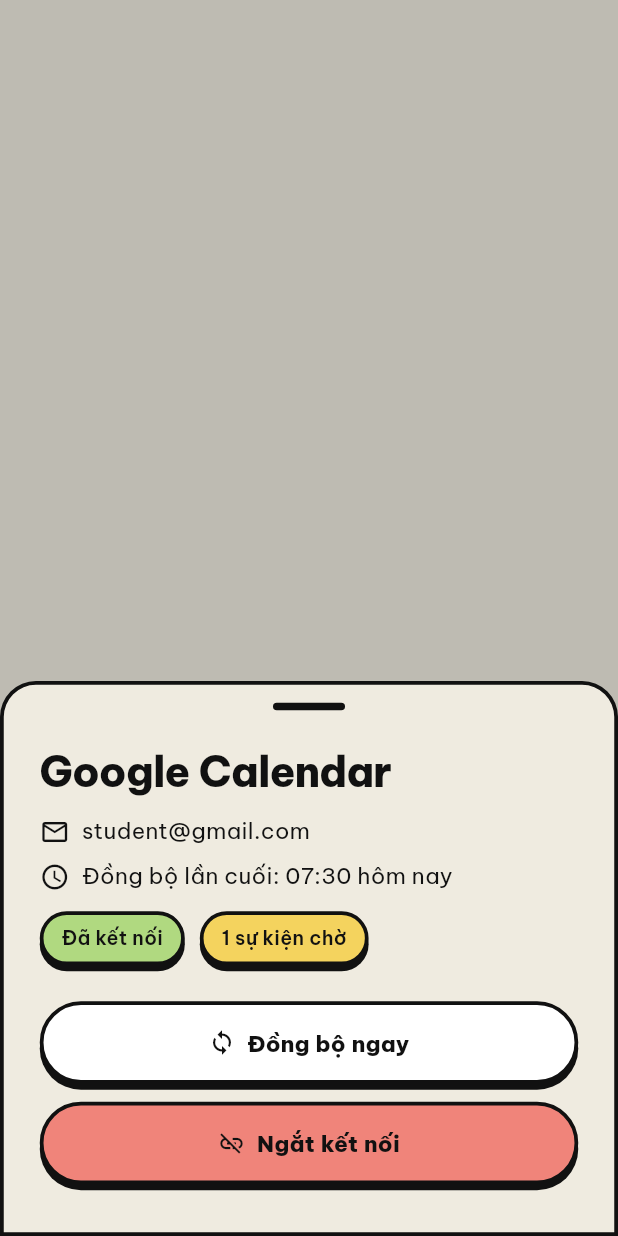
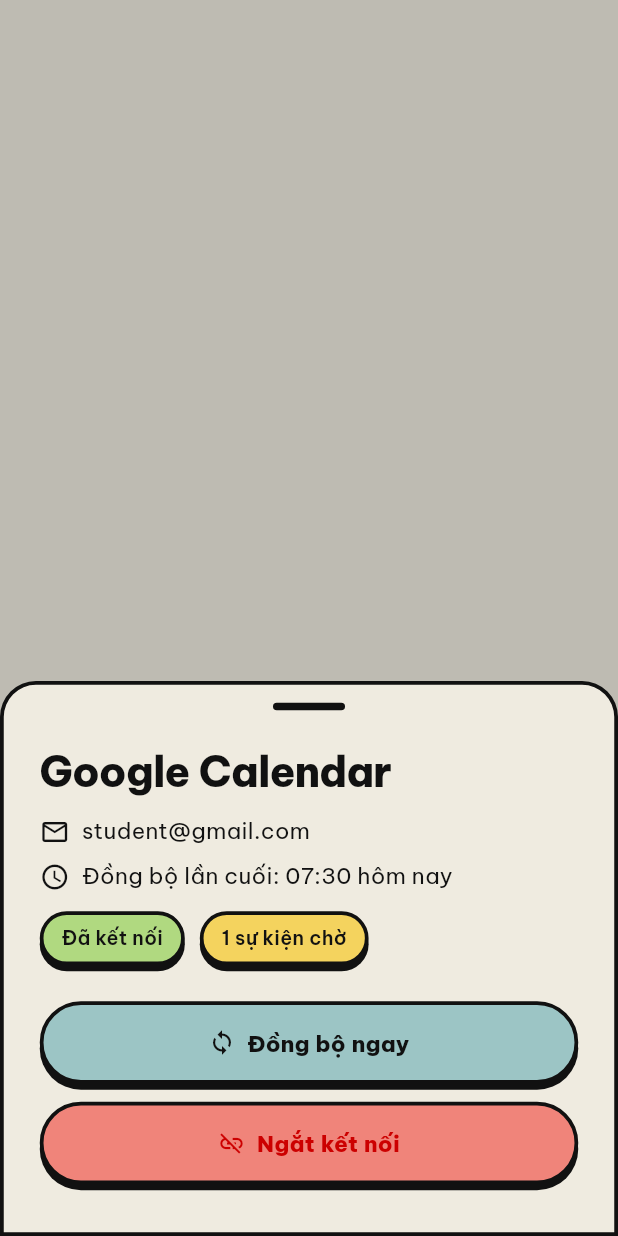
Before and after one commit to Znoywho/Recolly, a Flutter app: what show() shows on an empty page, opened directly, on a phone screen of 412 x 824 dp. Run offline on Flutter 3.47's test engine with Material 3 defaults, Android fonts, the phone set to English and light mode, and no system bars; our stand-ins replace fl_chart, google_sign_in, image_picker.

Commit message:
Update Google Calendar sheet to new Figma design

```diff
--- a/client/lib/features/sync/google_calendar_sheet.dart
+++ b/client/lib/features/sync/google_calendar_sheet.dart
@@ -7,7 +7,7 @@ import '../../core/theme/app_theme.dart';
 import '../../widgets/widgets.dart';
 
 // R32: Google Calendar connect sheet (Figma "Google Calendar – Đã kết nối"
-// 264:33 and "– Chưa kết nối" 264:145).
+// 273:33 and "– Chưa kết nối" 273:140).
 // Open it with GoogleCalendarSheet.show(context).
 
 const calendarScopes = ['https://www.googleapis.com/auth/calendar.events'];
@@ -20,6 +20,8 @@ class GoogleCalendarSheet extends StatefulWidget {
   static Future<void> show(BuildContext context) {
     return showModalBottomSheet<void>(
       context: context,
+      // Cover the bottom nav bar too (Figma)
+      useRootNavigator: true,
       isScrollControlled: true,
       backgroundColor: Colors.transparent,
       barrierColor: AppColors.ink.withValues(alpha: 0.22),
@@ -253,7 +255,7 @@ class _GoogleCalendarSheetState extends State<GoogleCalendarSheet> {
     final s = status!;
     if (!s.connected) {
       return [
-        tag('Chưa kết nối', AppColors.white),
+        tag('Chưa kết nối', AppColors.coral),
         const SizedBox(height: AppSpacing.sm),
         Text(
           'Kết nối để đẩy lịch học và lịch ôn lên Google Calendar, '
@@ -284,23 +286,43 @@ class _GoogleCalendarSheetState extends State<GoogleCalendarSheet> {
         ],
       ),
       const SizedBox(height: AppSpacing.lg),
-      // Stacked: two labels are too long to sit side by side
       BrutalButton(
         label: 'Đồng bộ ngay',
         icon: Icons.sync,
         leadingIcon: true,
-        color: AppColors.white,
+        color: AppColors.teal,
         onPressed: busy ? null : syncNow,
       ),
       const SizedBox(height: AppSpacing.sm),
-      BrutalButton(
-        label: 'Ngắt kết nối',
-        icon: Icons.link_off,
-        leadingIcon: true,
-        color: AppColors.coral,
-        onPressed: busy ? null : disconnect,
+      disconnectButton(),
+    ];
+  }
+
+  // Red label + icon (Figma), BrutalButton only has ink text
+  Widget disconnectButton() {
+    final color = busy ? AppColors.inkMuted : AppColors.danger;
+    return GestureDetector(
+      onTap: busy ? null : disconnect,
+      child: Container(
+        width: double.infinity,
+        padding: const EdgeInsets.symmetric(vertical: AppSpacing.md),
+        decoration: AppTheme.brutalBox(
+          color: busy ? AppColors.disabled : AppColors.coral,
+          borderRadius: AppRadii.pillAll,
+        ),
+        child: Row(
+          mainAxisAlignment: MainAxisAlignment.center,
+          children: [
+            Icon(Icons.link_off, size: 18, color: color),
+            const SizedBox(width: AppSpacing.xs),
+            Text(
+              'Ngắt kết nối',
+              style: AppTypography.button.copyWith(color: color),
+            ),
+          ],
+        ),
       ),
-    ];
+    );
   }
 
   Widget infoRow(IconData icon, String text) {
```
